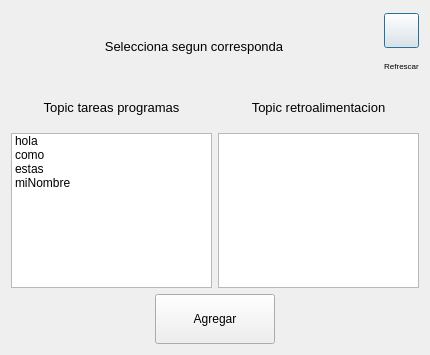
First picture: the form in CUERPO/DISENO/CONFIGURACION/AgregadorTopics_d.ui, repository ronihdzz/CACPY, before the edit.
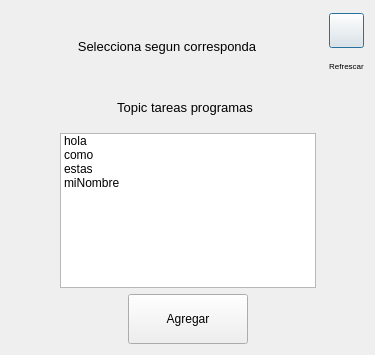
Second picture: the form after the edit. Icons and pictures are not drawn.

```diff
--- a/CUERPO/DISENO/CONFIGURACION/AgregadorTopics_d.ui
+++ b/CUERPO/DISENO/CONFIGURACION/AgregadorTopics_d.ui
@@ -6,7 +6,7 @@
    <rect>
     <x>0</x>
     <y>0</y>
-    <width>430</width>
+    <width>375</width>
     <height>355</height>
    </rect>
   </property>
@@ -158,6 +158,19 @@
    </item>
    <item>
     <layout class="QHBoxLayout" name="horizontalLayout_3">
+     <item>
+      <spacer name="horizontalSpacer_3">
+       <property name="orientation">
+        <enum>Qt::Horizontal</enum>
+       </property>
+       <property name="sizeHint" stdset="0">
+        <size>
+         <width>40</width>
+         <height>20</height>
+        </size>
+       </property>
+      </spacer>
+     </item>
      <item>
       <layout class="QVBoxLayout" name="verticalLayout">
        <item>
@@ -197,7 +210,7 @@
          </property>
          <property name="maximumSize">
           <size>
-           <width>250</width>
+           <width>16777215</width>
            <height>16777215</height>
           </size>
          </property>
@@ -226,51 +239,20 @@
       </layout>
      </item>
      <item>
-      <layout class="QVBoxLayout" name="verticalLayout_3">
-       <item>
-        <widget class="QLabel" name="label_5">
-         <property name="minimumSize">
-          <size>
-           <width>200</width>
-           <height>40</height>
-          </size>
-         </property>
-         <property name="maximumSize">
-          <size>
-           <width>250</width>
-           <height>40</height>
-          </size>
-         </property>
-         <property name="font">
-          <font>
-           <pointsize>10</pointsize>
-          </font>
-         </property>
-         <property name="text">
-          <string>Topic retroalimentacion</string>
-         </property>
-         <property name="alignment">
-          <set>Qt::AlignCenter</set>
-         </property>
-        </widget>
-       </item>
-       <item>
-        <widget class="QListWidget" name="listWidget_topicsRetroalimentacion">
-         <property name="minimumSize">
-          <size>
-           <width>200</width>
-           <height>0</height>
-          </size>
-         </property>
-         <property name="maximumSize">
-          <size>
-           <width>250</width>
-           <height>16777215</height>
-          </size>
-         </property>
-        </widget>
-       </item>
-      </layout>
+      <spacer name="horizontalSpacer_4">
+       <property name="orientation">
+        <enum>Qt::Horizontal</enum>
+       </property>
+       <property name="sizeHint" stdset="0">
+        <size>
+         <width>40</width>
+         <height>20</height>
+        </size>
+       </property>
+      </spacer>
+     </item>
+     <item>
+      <layout class="QVBoxLayout" name="verticalLayout_3"/>
      </item>
     </layout>
    </item>
```
